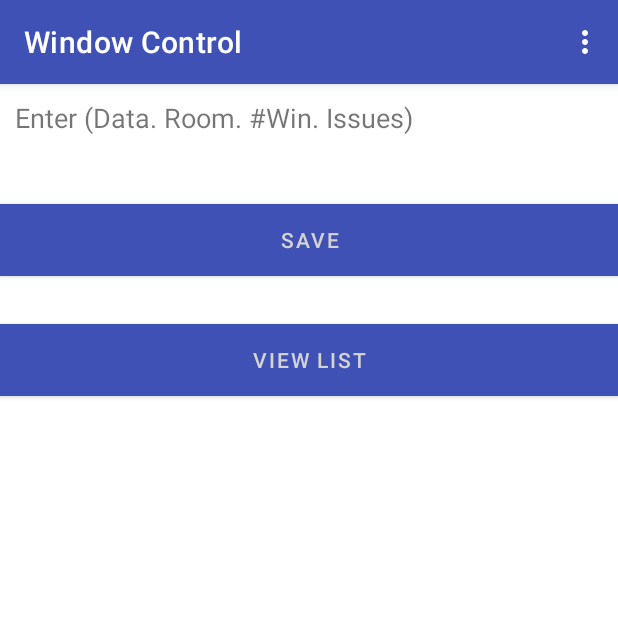
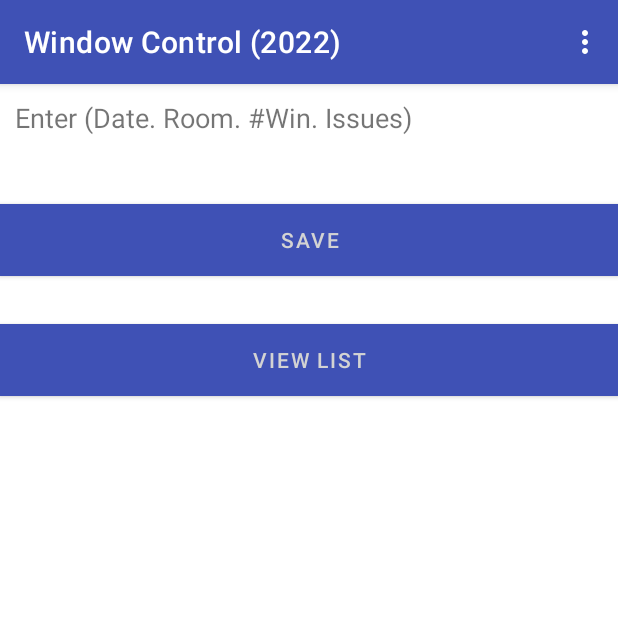
Before and after one commit to madasilva1/Searchable, an Android app: the screen it shows after launch (MainActivity), on a phone screen of 412 x 824 dp, the top half of it. Run offline under Robolectric (Android 15) with nearby library versions, the phone set to English and light mode, and no system bars.

Commit message:
Icon has been change

```diff
--- a/app/src/main/AndroidManifest.xml
+++ b/app/src/main/AndroidManifest.xml
@@ -7,8 +7,8 @@
         android:allowBackup="true"
         android:dataExtractionRules="@xml/data_extraction_rules"
         android:fullBackupContent="@xml/backup_rules"
-        android:icon="@mipmap/ic_launcher"
-        android:label="Window Control"
+        android:icon="@drawable/hotel_icon"
+        android:label="Window Control (2022)"
         android:roundIcon="@mipmap/ic_launcher_round"
         android:supportsRtl="true"
         android:theme="@style/Theme.Wordlistsqlsearchable"
--- a/app/src/main/java/com/example/wordlistsqlsearchable/WordListOpenHelper.java
+++ b/app/src/main/java/com/example/wordlistsqlsearchable/WordListOpenHelper.java
@@ -1,4 +1,5 @@
 package com.example.wordlistsqlsearchable;
+import android.annotation.SuppressLint;
 import android.content.ContentValues;
 import android.content.Context;
 import android.database.Cursor;
@@ -91,6 +92,7 @@ public class WordListOpenHelper extends  SQLiteOpenHelper{
      * @param position The Nth row in the table.
      * @return a WordItem with the requested database entry.
      */
+    @SuppressLint("Range")
     public WordItem query(int position) {
         String query = "SELECT  * FROM " + WORD_LIST_TABLE +
                 " ORDER BY " + KEY_WORD + " ASC " +
--- a/app/src/main/res/layout/activity_main.xml
+++ b/app/src/main/res/layout/activity_main.xml
@@ -12,7 +12,7 @@
         android:layout_height="wrap_content"
         android:textSize="18dp"
         android:id="@+id/textView"
-        android:text = "Enter (Data. Room. #Win. Issues) "
+        android:text = "Enter (Date. Room. #Win. Issues) "
         android:layout_marginLeft="10dp"
         android:layout_marginTop="10dp"
         />
```
Also changed, not shown: app/src/main/res/drawable/hotel_icon.png (added).
